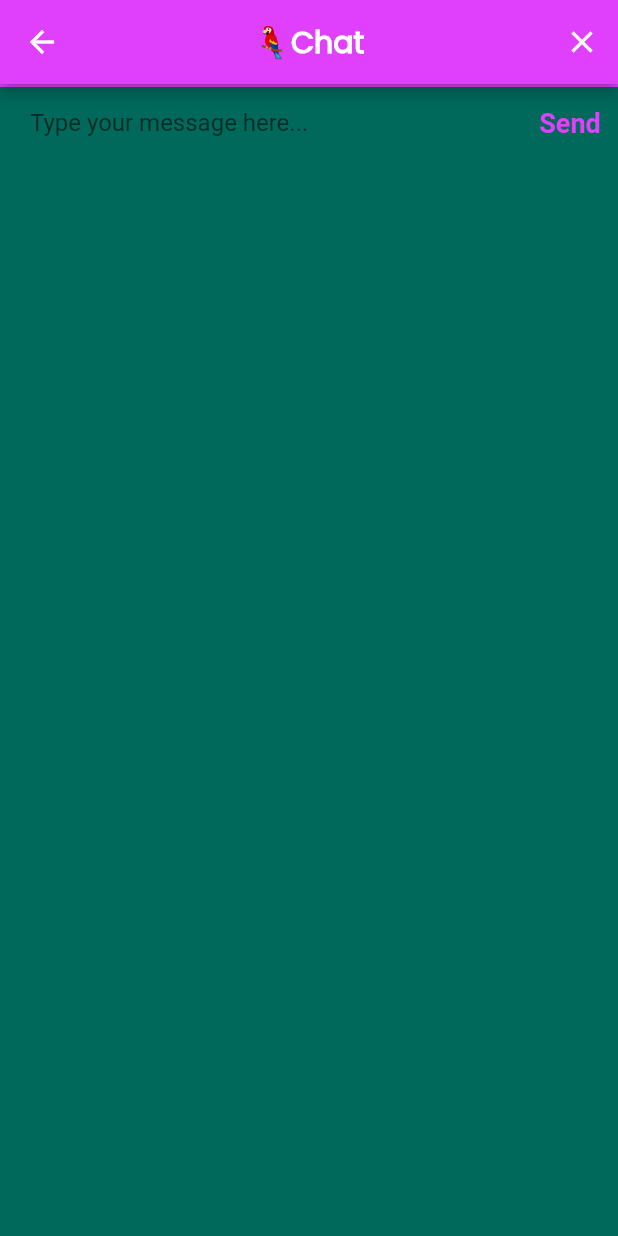
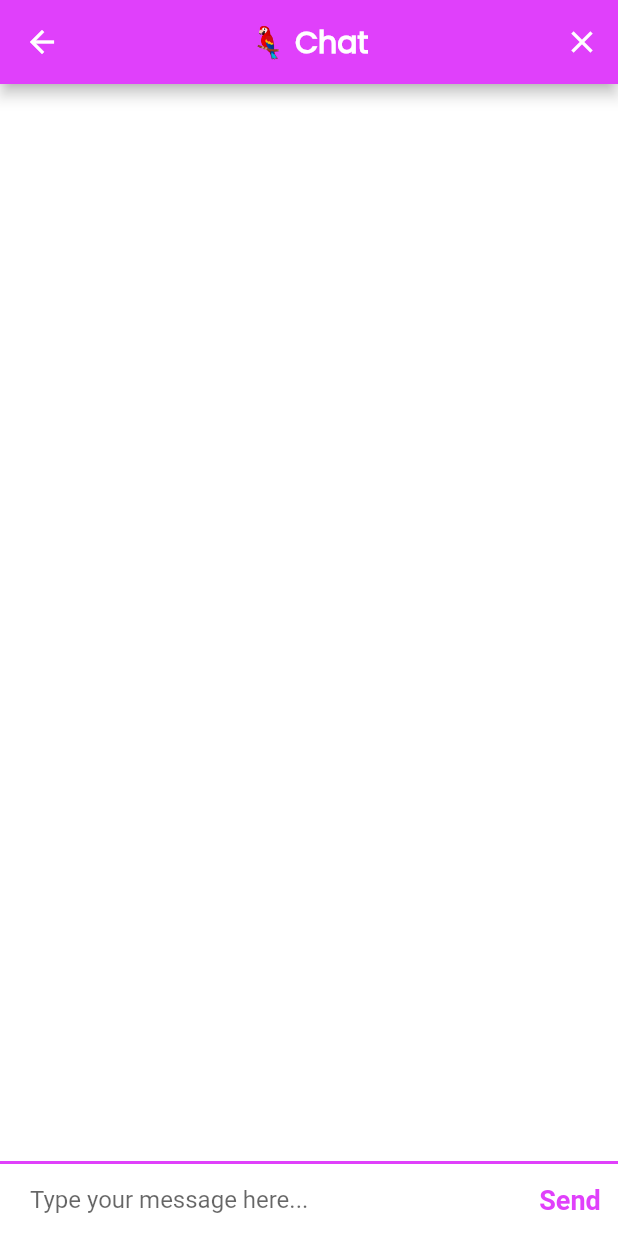
Before and after one commit to vutfiq01/mi_flash_card, a Flutter app: the ChatScreen screen opened directly, on a phone screen of 412 x 824 dp. Run offline on Flutter 3.47's test engine with Material 2 defaults, Android fonts, the phone set to English and light mode, and no system bars; our stand-ins replace audioplayers, flutter_spinkit, font_awesome_flutter, geolocator, rflutter_alert.

```diff
--- a/lib/myChatApp/chatApp_screens/chat_screen.dart
+++ b/lib/myChatApp/chatApp_screens/chat_screen.dart
@@ -12,6 +12,7 @@ class _ChatScreenState extends State<ChatScreen> {
   @override
   Widget build(BuildContext context) {
     return Scaffold(
+      backgroundColor: Colors.white,
       appBar: AppBar(
         leading: null,
         actions: <Widget>[
@@ -21,7 +22,7 @@ class _ChatScreenState extends State<ChatScreen> {
                 //Implement logout functionality
               }),
         ],
-        title: const Text('🦜Chat'),
+        title: const Text('🦜 Chat'),
         backgroundColor: Colors.purpleAccent,
       ),
       body: SafeArea(
@@ -29,6 +30,9 @@ class _ChatScreenState extends State<ChatScreen> {
           mainAxisAlignment: MainAxisAlignment.spaceBetween,
           crossAxisAlignment: CrossAxisAlignment.stretch,
           children: <Widget>[
+            const SizedBox(
+              height: 5.0,
+            ),
             Container(
               decoration: kMessageContainerDecoration,
               child: Row(
```
Also changed, not shown: lib/myChatApp/chatApp_screens/chat_login_screen.dart (+7 -0 lines).
